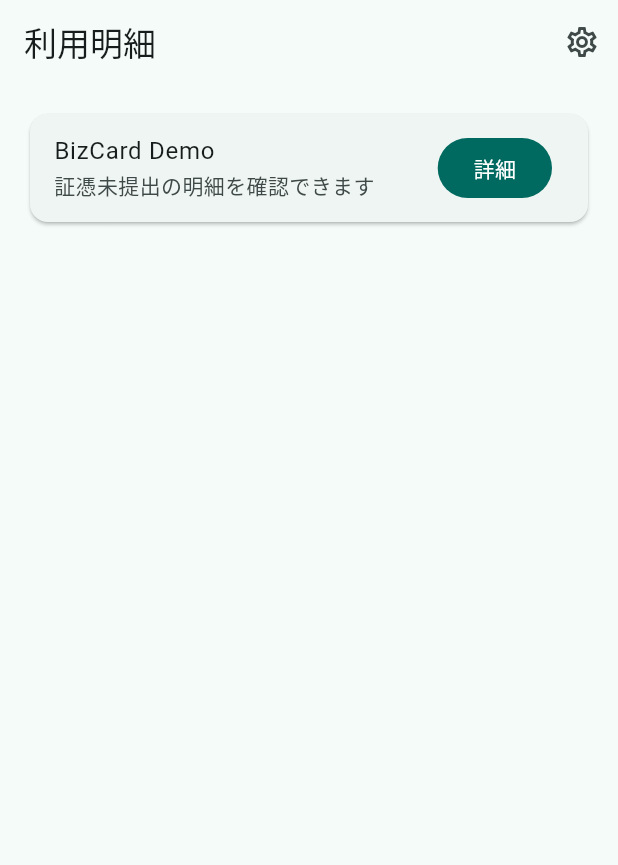
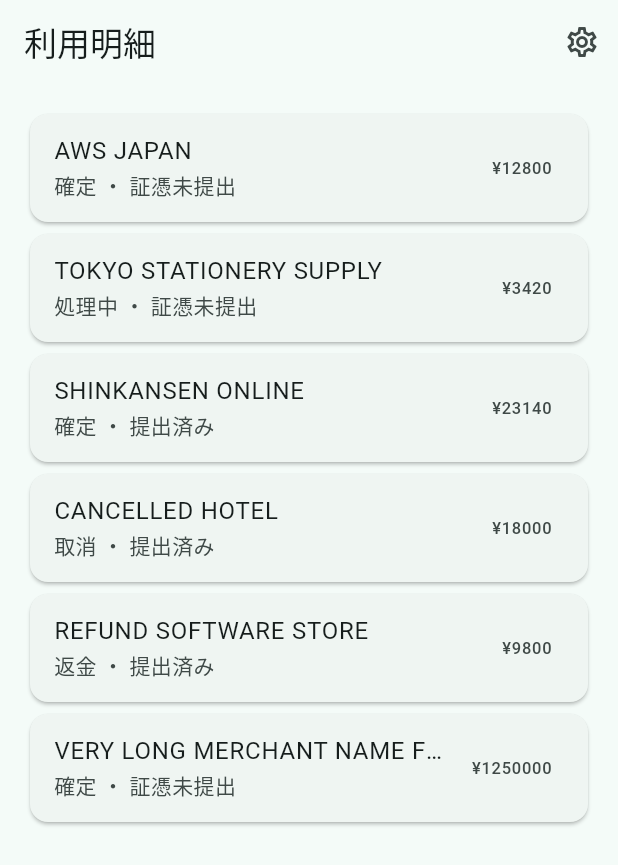
Before and after one commit to Annzus/corporate-card-demo, a Flutter app: the screen it shows after launch, on a phone screen of 412 x 824 dp. Shown: the top 865 px of the screen. Run offline on Flutter 3.47's test engine with Material 3 defaults, Android fonts, the light colour scheme and no system bars; our stand-ins replace flutter_riverpod, go_router.

Commit message:
Add Riverpod transaction list state
- Add Riverpod providers and transaction list controller
- Render loading, data, empty, and error states
- Add retry handling and demo failure toggle
- Add widget tests for list state and navigation

```diff
--- a/lib/features/transactions/presentation/pages/transaction_list_page.dart
+++ b/lib/features/transactions/presentation/pages/transaction_list_page.dart
@@ -1,11 +1,16 @@
+import 'package:corporate_card_companion/features/transactions/application/transaction_list_controller.dart';
+import 'package:corporate_card_companion/features/transactions/presentation/widgets/transaction_list_item.dart';
 import 'package:flutter/material.dart';
+import 'package:flutter_riverpod/flutter_riverpod.dart';
 import 'package:go_router/go_router.dart';
 
-class TransactionListPage extends StatelessWidget {
+class TransactionListPage extends ConsumerWidget {
   const TransactionListPage({super.key});
 
   @override
-  Widget build(BuildContext context) {
+  Widget build(BuildContext context, WidgetRef ref) {
+    final transactions = ref.watch(transactionListControllerProvider);
+
     return Scaffold(
       appBar: AppBar(
         title: const Text('利用明細'),
@@ -19,22 +24,40 @@
           ),
         ],
       ),
-      body: ListView(
-        padding: const EdgeInsets.all(16),
-        children: [
-          Card(
-            child: ListTile(
-              title: const Text('BizCard Demo'),
-              subtitle: const Text('証憑未提出の明細を確認できます'),
-              trailing: FilledButton(
-                onPressed: () {
-                  context.push('/transactions/demo');
-                },
-                child: const Text('詳細'),
-              ),
+      body: transactions.when(
+        loading: () => const Center(child: CircularProgressIndicator()),
+        error: (error, stackTrace) => Center(
+          child: Padding(
+            padding: const EdgeInsets.all(16),
+            child: Column(
+              mainAxisSize: MainAxisSize.min,
+              children: [
+                const Text('明細を読み込めませんでした'),
+                const SizedBox(height: 12),
+                FilledButton(
+                  onPressed: () {
+                    ref
+                        .read(transactionListControllerProvider.notifier)
+                        .retry();
+                  },
+                  child: const Text('再読み込み'),
+                ),
+              ],
             ),
           ),
-        ],
+        ),
+        data: (items) {
+          if (items.isEmpty) {
+            return const Center(child: Text('該当する明細はありません'));
+          }
+          return ListView.builder(
+            padding: const EdgeInsets.all(16),
+            itemCount: items.length,
+            itemBuilder: (context, index) {
+              return TransactionListItem(transaction: items[index]);
+            },
+          );
+        },
       ),
     );
   }
--- /dev/null
+++ b/lib/features/transactions/presentation/widgets/transaction_list_item.dart
@@ -0,0 +1,51 @@
+import 'package:corporate_card_companion/features/transactions/domain/receipt_status.dart';
+import 'package:corporate_card_companion/features/transactions/domain/transaction.dart';
+import 'package:corporate_card_companion/features/transactions/domain/transaction_status.dart';
+import 'package:flutter/material.dart';
+import 'package:go_router/go_router.dart';
+
+class TransactionListItem extends StatelessWidget {
+  const TransactionListItem({super.key, required this.transaction});
+
+  final Transaction transaction;
+
+  @override
+  Widget build(BuildContext context) {
+    return Card(
+      child: ListTile(
+        title: Text(
+          transaction.merchantName,
+          maxLines: 1,
+          overflow: TextOverflow.ellipsis,
+        ),
+        subtitle: Text(
+          '${_transactionStatusLabel(transaction.status)} ・ '
+          '${_receiptStatusLabel(transaction.receiptStatus)}',
+        ),
+        trailing: Text('¥${transaction.amount.minorUnits}'),
+        onTap: () {
+          context.push('/transactions/${transaction.id}');
+        },
+      ),
+    );
+  }
+
+  String _transactionStatusLabel(TransactionStatus status) {
+    return switch (status) {
+      TransactionStatus.authorized => '処理中',
+      TransactionStatus.cleared => '確定',
+      TransactionStatus.reversed => '取消',
+      TransactionStatus.refunded => '返金',
+    };
+  }
+
+  String _receiptStatusLabel(ReceiptStatus status) {
+    return switch (status) {
+      ReceiptStatus.missing => '証憑未提出',
+      ReceiptStatus.selected => '選択済み',
+      ReceiptStatus.uploading => 'アップロード中',
+      ReceiptStatus.attached => '提出済み',
+      ReceiptStatus.failed => '失敗',
+    };
+  }
+}
--- a/lib/main.dart
+++ b/lib/main.dart
@@ -1,6 +1,7 @@
 import 'package:corporate_card_companion/app/app.dart';
 import 'package:flutter/widgets.dart';
+import 'package:flutter_riverpod/flutter_riverpod.dart';
 
 void main() {
-  runApp(const BizCardDemoApp());
+  runApp(const ProviderScope(child: BizCardDemoApp()));
 }
--- a/pubspec.yaml
+++ b/pubspec.yaml
@@ -11,6 +11,7 @@
     sdk: flutter
   flutter_localizations:
     sdk: flutter
+  flutter_riverpod: ^3.3.2
   go_router: ^17.3.0
 
 dev_dependencies:
```
Also changed, not shown: lib/features/settings/presentation/demo_settings_page.dart (+21 -3 lines), lib/features/transactions/application/transaction_list_controller.dart (added, +46 -0 lines), pubspec.lock, 1 other file.
